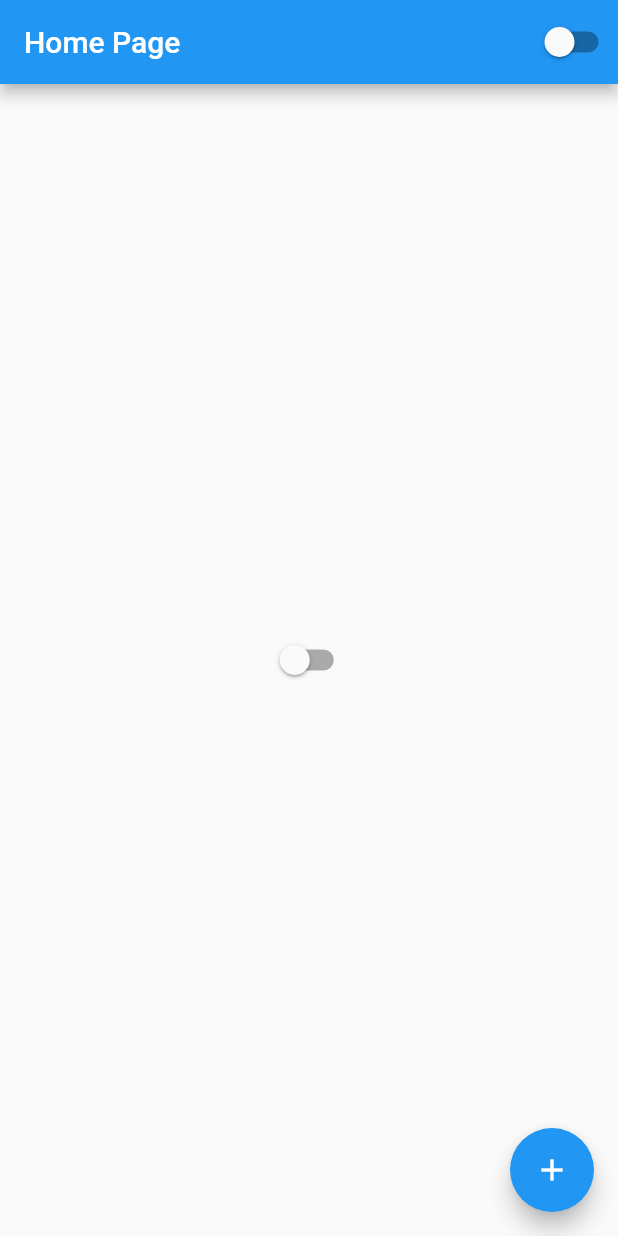
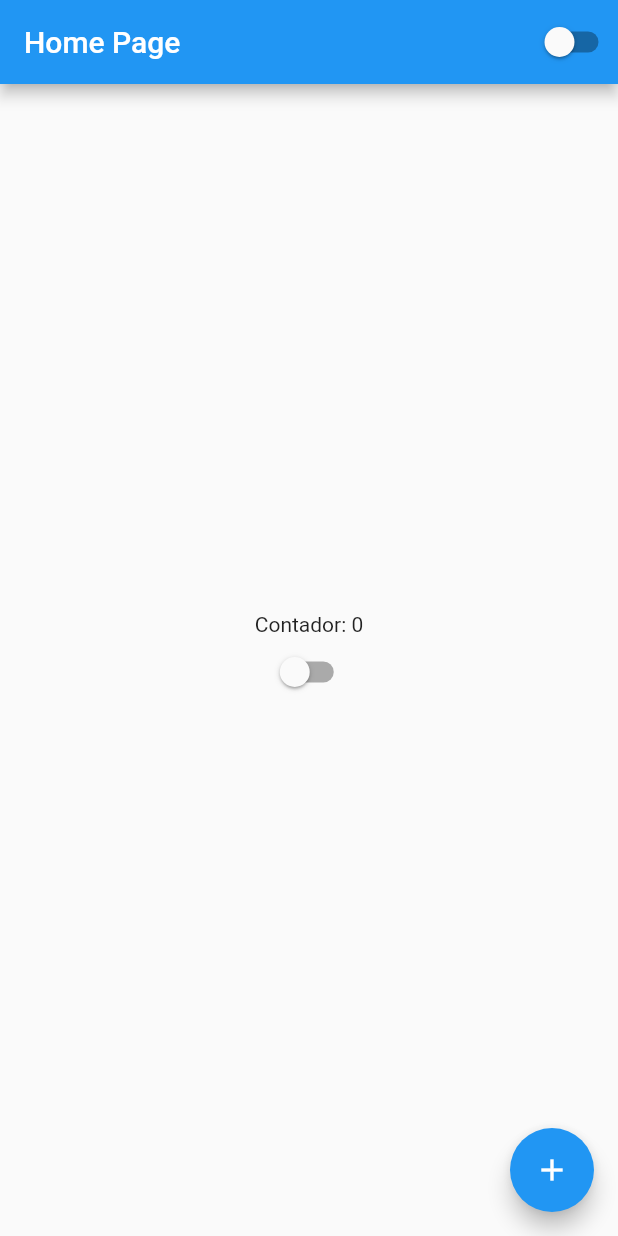
Before and after one commit to lourencorodrigo/curso-flutterando, a Flutter app: the screen it shows after launch, on a phone screen of 412 x 824 dp. Run offline on Flutter 3.47's test engine with Material 2 defaults, Android fonts, the phone set to English and light mode, and no system bars.

Commit message:
aula 14 - columns

```diff
--- a/lib/home_page.dart
+++ b/lib/home_page.dart
@@ -18,7 +18,14 @@ class HomePageState extends State<HomePage> {
         title: Text('Home Page'),
         actions: [CustomSwitch()],
       ),
-      body: Center(child: CustomSwitch()),
+      body: Container(
+        width: double.infinity,
+        child: Column(
+          mainAxisAlignment: MainAxisAlignment.center,
+          // crossAxisAlignment: CrossAxisAlignment.end,
+          children: [Text('Contador: $counter'), CustomSwitch()],
+        ),
+      ),
       floatingActionButton: FloatingActionButton(
         child: Icon(Icons.add),
         onPressed: () {
```
